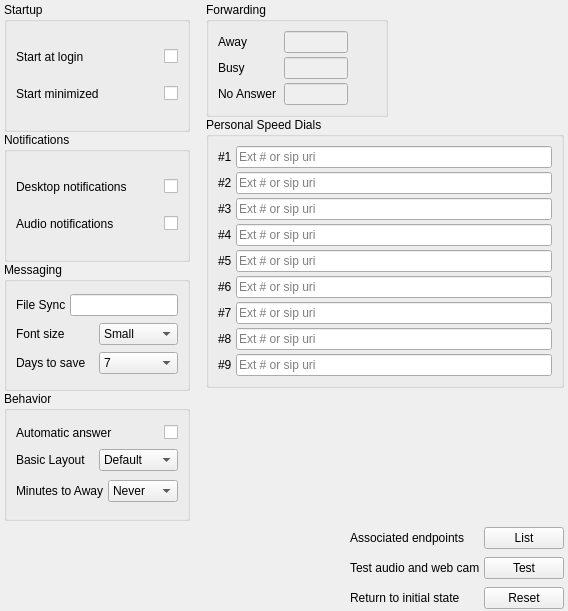
Above: Desktop/options.ui from dyfet/tycho_sipwitchqt before the change. Below: the same form after it.
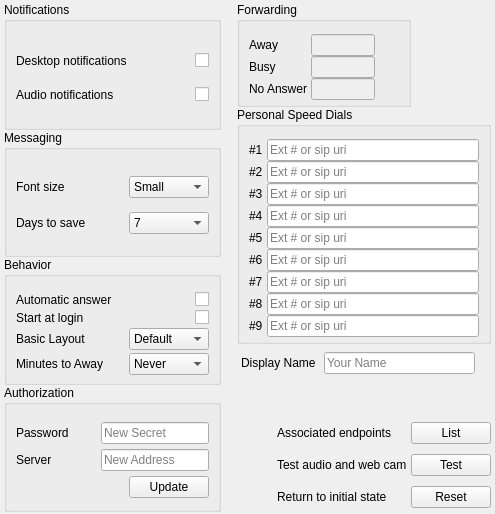
That is the form after the change. Icons and pictures are not drawn.

Commit message: authorization and front end ui improvements

```diff
--- a/Desktop/options.ui
+++ b/Desktop/options.ui
@@ -6,8 +6,8 @@
    <rect>
     <x>0</x>
     <y>0</y>
-    <width>568</width>
-    <height>611</height>
+    <width>495</width>
+    <height>514</height>
    </rect>
   </property>
   <property name="windowTitle">
@@ -29,378 +29,11 @@
    <property name="horizontalSpacing">
     <number>4</number>
    </property>
-   <item row="7" column="0">
-    <layout class="QVBoxLayout" name="verticalLayout_6">
-     <property name="spacing">
-      <number>0</number>
-     </property>
-     <item>
-      <widget class="QGroupBox" name="groupBox">
-       <property name="title">
-        <string>Startup</string>
-       </property>
-       <property name="flat">
-        <bool>true</bool>
-       </property>
-       <layout class="QVBoxLayout" name="verticalLayout">
-        <property name="spacing">
-         <number>4</number>
-        </property>
-        <item>
-         <layout class="QHBoxLayout" name="horizontalLayout_14">
-          <item>
-           <widget class="QLabel" name="label_26">
-            <property name="text">
-             <string>Start at login</string>
-            </property>
-           </widget>
-          </item>
-          <item>
-           <widget class="QCheckBox" name="autoUserStart">
-            <property name="layoutDirection">
-             <enum>Qt::RightToLeft</enum>
-            </property>
-            <property name="text">
-             <string/>
-            </property>
-           </widget>
-          </item>
-         </layout>
-        </item>
-        <item>
-         <layout class="QHBoxLayout" name="horizontalLayout_13">
-          <item>
-           <widget class="QLabel" name="label_25">
-            <property name="text">
-             <string>Start minimized</string>
-            </property>
-           </widget>
-          </item>
-          <item>
-           <widget class="QCheckBox" name="autoMinimized">
-            <property name="layoutDirection">
-             <enum>Qt::RightToLeft</enum>
-            </property>
-            <property name="text">
-             <string/>
-            </property>
-           </widget>
-          </item>
-         </layout>
-        </item>
-       </layout>
-      </widget>
-     </item>
-     <item>
-      <widget class="QGroupBox" name="groupBox_2">
-       <property name="title">
-        <string>Notifications</string>
-       </property>
-       <property name="flat">
-        <bool>true</bool>
-       </property>
-       <layout class="QVBoxLayout" name="verticalLayout_2">
-        <property name="spacing">
-         <number>4</number>
-        </property>
-        <item>
-         <layout class="QHBoxLayout" name="horizontalLayout_12">
-          <item>
-           <widget class="QLabel" name="label_24">
-            <property name="sizePolicy">
-             <sizepolicy hsizetype="Preferred" vsizetype="Minimum">
-              <horstretch>0</horstretch>
-              <verstretch>0</verstretch>
-             </sizepolicy>
-            </property>
-            <property name="text">
-             <string>Desktop notifications</string>
-            </property>
-           </widget>
-          </item>
-          <item>
-           <widget class="QCheckBox" name="desktopNotify">
-            <property name="layoutDirection">
-             <enum>Qt::RightToLeft</enum>
-            </property>
-            <property name="text">
-             <string/>
-            </property>
-           </widget>
-          </item>
-         </layout>
-        </item>
-        <item>
-         <layout class="QHBoxLayout" name="horizontalLayout_11">
-          <item>
-           <widget class="QLabel" name="label_23">
-            <property name="sizePolicy">
-             <sizepolicy hsizetype="Preferred" vsizetype="Minimum">
-              <horstretch>0</horstretch>
-              <verstretch>0</verstretch>
-             </sizepolicy>
-            </property>
-            <property name="text">
-             <string>Audio notifications</string>
-            </property>
-           </widget>
-          </item>
-          <item>
-           <widget class="QCheckBox" name="audioNotify">
-            <property name="layoutDirection">
-             <enum>Qt::RightToLeft</enum>
-            </property>
-            <property name="text">
-             <string/>
-            </property>
-           </widget>
-          </item>
-         </layout>
-        </item>
-       </layout>
-      </widget>
-     </item>
-     <item>
-      <widget class="QGroupBox" name="groupBox_3">
-       <property name="title">
-        <string>Messaging</string>
-       </property>
-       <property name="flat">
-        <bool>true</bool>
-       </property>
-       <layout class="QVBoxLayout" name="verticalLayout_3">
-        <property name="spacing">
-         <number>4</number>
-        </property>
-        <item>
-         <layout class="QHBoxLayout" name="horizontalLayout_7">
-          <item>
-           <widget class="QLabel" name="label_19">
-            <property name="text">
-             <string>File Sync</string>
-            </property>
-           </widget>
-          </item>
-          <item>
-           <widget class="QLineEdit" name="lineEdit_5">
-            <property name="sizePolicy">
-             <sizepolicy hsizetype="Preferred" vsizetype="Fixed">
-              <horstretch>0</horstretch>
-              <verstretch>0</verstretch>
-             </sizepolicy>
-            </property>
-           </widget>
-          </item>
-         </layout>
-        </item>
-        <item>
-         <layout class="QHBoxLayout" name="horizontalLayout_9">
-          <item>
-           <widget class="QLabel" name="label_21">
-            <property name="text">
-             <string>Font size</string>
-            </property>
-           </widget>
-          </item>
-          <item>
-           <widget class="QComboBox" name="comboBox_4">
-            <property name="maximumSize">
-             <size>
-              <width>80</width>
-              <height>16777215</height>
-             </size>
-            </property>
-            <property name="editable">
-             <bool>false</bool>
-            </property>
-            <item>
-             <property name="text">
-              <string>Small</string>
-             </property>
-            </item>
-            <item>
-             <property name="text">
-              <string>Medium</string>
-             </property>
-            </item>
-            <item>
-             <property name="text">
-              <string>Large</string>
-             </property>
-            </item>
-           </widget>
-          </item>
-         </layout>
-        </item>
-        <item>
-         <layout class="QHBoxLayout" name="horizontalLayout">
-          <item>
-           <widget class="QLabel" name="label">
-            <property name="text">
-             <string>Days to save</string>
-            </property>
-           </widget>
-          </item>
-          <item>
-           <widget class="QComboBox" name="comboBox">
-            <property name="sizePolicy">
-             <sizepolicy hsizetype="Minimum" vsizetype="Fixed">
-              <horstretch>0</horstretch>
-              <verstretch>0</verstretch>
-             </sizepolicy>
-            </property>
-            <property name="maximumSize">
-             <size>
-              <width>80</width>
-              <height>16777215</height>
-             </size>
-            </property>
-            <item>
-             <property name="text">
-              <string>7</string>
-             </property>
-            </item>
-            <item>
-             <property name="text">
-              <string>14</string>
-             </property>
-            </item>
-            <item>
-             <property name="text">
-              <string>30</string>
-             </property>
-            </item>
-           </widget>
-          </item>
-         </layout>
-        </item>
-       </layout>
-      </widget>
-     </item>
-     <item>
-      <widget class="QGroupBox" name="groupBox_4">
-       <property name="title">
-        <string>Behavior</string>
-       </property>
-       <property name="flat">
-        <bool>true</bool>
-       </property>
-       <layout class="QVBoxLayout" name="verticalLayout_4">
-        <property name="spacing">
-         <number>4</number>
-        </property>
-        <item>
-         <layout class="QHBoxLayout" name="horizontalLayout_10">
-          <item>
-           <widget class="QLabel" name="label_22">
-            <property name="sizePolicy">
-             <sizepolicy hsizetype="Preferred" vsizetype="Preferred">
-              <horstretch>0</horstretch>
-              <verstretch>0</verstretch>
-             </sizepolicy>
-            </property>
-            <property name="text">
-             <string>Automatic answer</string>
-            </property>
-           </widget>
-          </item>
-          <item>
-           <widget class="QCheckBox" name="checkBox_7">
-            <property name="layoutDirection">
-             <enum>Qt::RightToLeft</enum>
-            </property>
-            <property name="text">
-             <string/>
-            </property>
-           </widget>
-          </item>
-         </layout>
-        </item>
-        <item>
-         <layout class="QHBoxLayout" name="horizontalLayout_8">
-          <item>
-           <widget class="QLabel" name="label_20">
-            <property name="text">
-             <string>Basic Layout</string>
-            </property>
-           </widget>
-          </item>
-          <item>
-           <widget class="QComboBox" name="comboBox_3">
-            <property name="maximumSize">
-             <size>
-              <width>80</width>
-              <height>16777215</height>
-             </size>
-            </property>
-            <item>
-             <property name="text">
-              <string>Default</string>
-             </property>
-            </item>
-           </widget>
-          </item>
-         </layout>
-        </item>
-        <item>
-         <layout class="QHBoxLayout" name="horizontalLayout_3">
-          <item>
-           <widget class="QLabel" name="label_6">
-            <property name="text">
-             <string>Minutes to Away</string>
-            </property>
-           </widget>
-          </item>
-          <item>
-           <widget class="QComboBox" name="comboBox_2">
-            <property name="sizePolicy">
-             <sizepolicy hsizetype="Minimum" vsizetype="Fixed">
-              <horstretch>0</horstretch>
-              <verstretch>0</verstretch>
-             </sizepolicy>
-            </property>
-            <property name="maximumSize">
-             <size>
-              <width>80</width>
-              <height>16777215</height>
-             </size>
-            </property>
-            <item>
-             <property name="text">
-              <string>Never</string>
-             </property>
-            </item>
-            <item>
-             <property name="text">
-              <string>5</string>
-             </property>
-            </item>
-            <item>
-             <property name="text">
-              <string>15</string>
-             </property>
-            </item>
-            <item>
-             <property name="text">
-              <string>30</string>
-             </property>
-            </item>
-            <item>
-             <property name="text">
-              <string>60</string>
-             </property>
-            </item>
-           </widget>
-          </item>
-         </layout>
-        </item>
-       </layout>
-      </widget>
-     </item>
-    </layout>
-   </item>
    <item row="7" column="1">
     <layout class="QVBoxLayout" name="verticalLayout_7">
+     <property name="spacing">
+      <number>0</number>
+     </property>
      <property name="leftMargin">
       <number>12</number>
      </property>
@@ -424,11 +57,17 @@
           <bool>true</bool>
          </property>
          <layout class="QGridLayout" name="gridLayout_2">
+          <property name="topMargin">
+           <number>12</number>
+          </property>
+          <property name="bottomMargin">
+           <number>4</number>
+          </property>
           <property name="horizontalSpacing">
-           <number>8</number>
+           <number>4</number>
           </property>
           <property name="verticalSpacing">
-           <number>4</number>
+           <number>0</number>
           </property>
           <item row="1" column="0">
            <widget class="QLabel" name="label_5">
@@ -636,9 +275,18 @@
           <bool>true</bool>
          </property>
          <layout class="QGridLayout" name="gridLayout_4">
-          <property name="spacing">
+          <property name="topMargin">
+           <number>12</number>
+          </property>
+          <property name="bottomMargin">
            <number>4</number>
           </property>
+          <property name="horizontalSpacing">
+           <number>4</number>
+          </property>
+          <property name="verticalSpacing">
+           <number>0</number>
+          </property>
           <item row="1" column="1">
            <widget class="QLabel" name="label_9">
             <property name="text">
@@ -773,6 +421,39 @@
        </item>
       </layout>
      </item>
+     <item>
+      <layout class="QHBoxLayout" name="horizontalLayout_7">
+       <property name="spacing">
+        <number>8</number>
+       </property>
+       <property name="leftMargin">
+        <number>4</number>
+       </property>
+       <property name="topMargin">
+        <number>8</number>
+       </property>
+       <property name="rightMargin">
+        <number>16</number>
+       </property>
+       <property name="bottomMargin">
+        <number>4</number>
+       </property>
+       <item>
+        <widget class="QLabel" name="label_17">
+         <property name="text">
+          <string>Display Name</string>
+         </property>
+        </widget>
+       </item>
+       <item>
+        <widget class="QLineEdit" name="lineEdit">
+         <property name="placeholderText">
+          <string>Your Name</string>
+         </property>
+        </widget>
+       </item>
+      </layout>
+     </item>
      <item>
       <spacer name="horizontalSpacer">
        <property name="orientation">
@@ -787,74 +468,668 @@
       </spacer>
      </item>
      <item>
-      <spacer name="verticalSpacer_2">
+      <spacer name="verticalSpacer">
        <property name="orientation">
         <enum>Qt::Vertical</enum>
        </property>
+       <property name="sizeType">
+        <enum>QSizePolicy::Preferred</enum>
+       </property>
        <property name="sizeHint" stdset="0">
         <size>
          <width>20</width>
-         <height>0</height>
+         <height>40</height>
         </size>
        </property>
       </spacer>
      </item>
-    </layout>
-   </item>
-   <item row="8" column="1">
-    <layout class="QGridLayout" name="gridLayout_3">
-     <property name="horizontalSpacing">
-      <number>4</number>
-     </property>
-     <property name="verticalSpacing">
-      <number>8</number>
-     </property>
-     <item row="2" column="1">
-      <widget class="QLabel" name="label_7">
-       <property name="text">
-        <string>Test audio and web cam</string>
+     <item>
+      <layout class="QGridLayout" name="gridLayout_3">
+       <property name="horizontalSpacing">
+        <number>4</number>
        </property>
-      </widget>
-     </item>
-     <item row="3" column="1">
-      <layout class="QHBoxLayout" name="horizontalLayout_5">
-       <item>
-        <widget class="QLabel" name="label_2">
-         <property name="text">
-          <string>Return to initial state</string>
-         </property>
-        </widget>
-       </item>
-      </layout>
-     </item>
-     <item row="2" column="2">
-      <widget class="QPushButton" name="testButton">
-       <property name="minimumSize">
-        <size>
-         <width>80</width>
-         <height>0</height>
-        </size>
-       </property>
-       <property name="maximumSize">
-        <size>
-         <width>80</width>
-         <height>16777215</height>
-        </size>
-       </property>
-       <property name="text">
-        <string>Test</string>
-       </property>
-      </widget>
-     </item>
-     <item row="4" column="1">
-      <layout class="QHBoxLayout" name="horizontalLayout_2">
-       <property name="spacing">
+       <property name="verticalSpacing">
         <number>6</number>
        </property>
+       <item row="0" column="0">
+        <spacer name="horizontalSpacer_4">
+         <property name="orientation">
+          <enum>Qt::Horizontal</enum>
+         </property>
+         <property name="sizeHint" stdset="0">
+          <size>
+           <width>40</width>
+           <height>0</height>
+          </size>
+         </property>
+        </spacer>
+       </item>
+       <item row="4" column="2">
+        <widget class="QPushButton" name="resetButton">
+         <property name="minimumSize">
+          <size>
+           <width>80</width>
+           <height>0</height>
+          </size>
+         </property>
+         <property name="maximumSize">
+          <size>
+           <width>80</width>
+           <height>16777215</height>
+          </size>
+         </property>
+         <property name="text">
+          <string>Reset</string>
+         </property>
+        </widget>
+       </item>
+       <item row="2" column="2">
+        <widget class="QPushButton" name="listButton">
+         <property name="minimumSize">
+          <size>
+           <width>80</width>
+           <height>0</height>
+          </size>
+         </property>
+         <property name="maximumSize">
+          <size>
+           <width>80</width>
+           <height>16777215</height>
+          </size>
+         </property>
+         <property name="text">
+          <string>List</string>
+         </property>
+        </widget>
+       </item>
+       <item row="2" column="1">
+        <widget class="QLabel" name="label_18">
+         <property name="text">
+          <string>Associated endpoints</string>
+         </property>
+        </widget>
+       </item>
+       <item row="0" column="1">
+        <spacer name="verticalSpacer_3">
+         <property name="orientation">
+          <enum>Qt::Vertical</enum>
+         </property>
+         <property name="sizeType">
+          <enum>QSizePolicy::Preferred</enum>
+         </property>
+         <property name="sizeHint" stdset="0">
+          <size>
+           <width>20</width>
+           <height>0</height>
+          </size>
+         </property>
+        </spacer>
+       </item>
+       <item row="5" column="1">
+        <layout class="QHBoxLayout" name="horizontalLayout_2">
+         <property name="spacing">
+          <number>6</number>
+         </property>
+        </layout>
+       </item>
+       <item row="3" column="2">
+        <widget class="QPushButton" name="testButton">
+         <property name="minimumSize">
+          <size>
+           <width>80</width>
+           <height>0</height>
+          </size>
+         </property>
+         <property name="maximumSize">
+          <size>
+           <width>80</width>
+           <height>16777215</height>
+          </size>
+         </property>
+         <property name="text">
+          <string>Test</string>
+         </property>
+        </widget>
+       </item>
+       <item row="4" column="1">
+        <layout class="QHBoxLayout" name="horizontalLayout_5">
+         <item>
+          <widget class="QLabel" name="label_2">
+           <property name="text">
+            <string>Return to initial state</string>
+           </property>
+          </widget>
+         </item>
+        </layout>
+       </item>
+       <item row="3" column="1">
+        <widget class="QLabel" name="label_7">
+         <property name="text">
+          <string>Test audio and web cam</string>
+         </property>
+        </widget>
+       </item>
+       <item row="1" column="1">
+        <spacer name="verticalSpacer_2">
+         <property name="orientation">
+          <enum>Qt::Vertical</enum>
+         </property>
+         <property name="sizeType">
+          <enum>QSizePolicy::Preferred</enum>
+         </property>
+         <property name="sizeHint" stdset="0">
+          <size>
+           <width>20</width>
+           <height>0</height>
+          </size>
+         </property>
+        </spacer>
+       </item>
       </layout>
      </item>
-     <item row="0" column="1">
-      <spacer name="verticalSpacer_3">
+    </layout>
+   </item>
+   <item row="7" column="0">
+    <layout class="QVBoxLayout" name="verticalLayout_6">
+     <property name="spacing">
+      <number>0</number>
+     </property>
+     <item>
+      <widget class="QGroupBox" name="groupBox_2">
+       <property name="title">
+        <string>Notifications</string>
+       </property>
+       <property name="flat">
+        <bool>true</bool>
+       </property>
+       <layout class="QVBoxLayout" name="verticalLayout_2">
+        <property name="spacing">
+         <number>0</number>
+        </property>
+        <property name="topMargin">
+         <number>12</number>
+        </property>
+        <property name="bottomMargin">
+         <number>4</number>
+        </property>
+        <item>
+         <layout class="QHBoxLayout" name="horizontalLayout_12">
+          <item>
+           <widget class="QLabel" name="label_24">
+            <property name="sizePolicy">
+             <sizepolicy hsizetype="Preferred" vsizetype="Minimum">
+              <horstretch>0</horstretch>
+              <verstretch>0</verstretch>
+             </sizepolicy>
+            </property>
+            <property name="text">
+             <string>Desktop notifications</string>
+            </property>
+           </widget>
+          </item>
+          <item>
+           <widget class="QCheckBox" name="desktopNotify">
+            <property name="layoutDirection">
+             <enum>Qt::RightToLeft</enum>
+            </property>
+            <property name="text">
+             <string/>
+            </property>
+           </widget>
+          </item>
+         </layout>
+        </item>
+        <item>
+         <layout class="QHBoxLayout" name="horizontalLayout_11">
+          <item>
+           <widget class="QLabel" name="label_23">
+            <property name="sizePolicy">
+             <sizepolicy hsizetype="Preferred" vsizetype="Minimum">
+              <horstretch>0</horstretch>
+              <verstretch>0</verstretch>
+             </sizepolicy>
+            </property>
+            <property name="text">
+             <string>Audio notifications</string>
+            </property>
+           </widget>
+          </item>
+          <item>
+           <widget class="QCheckBox" name="audioNotify">
+            <property name="layoutDirection">
+             <enum>Qt::RightToLeft</enum>
+            </property>
+            <property name="text">
+             <string/>
+            </property>
+           </widget>
+          </item>
+         </layout>
+        </item>
+       </layout>
+      </widget>
+     </item>
+     <item>
+      <widget class="QGroupBox" name="groupBox_3">
+       <property name="title">
+        <string>Messaging</string>
+       </property>
+       <property name="flat">
+        <bool>true</bool>
+       </property>
+       <layout class="QVBoxLayout" name="verticalLayout_3">
+        <property name="spacing">
+         <number>0</number>
+        </property>
+        <property name="topMargin">
+         <number>12</number>
+        </property>
+        <property name="bottomMargin">
+         <number>4</number>
+        </property>
+        <item>
+         <layout class="QHBoxLayout" name="horizontalLayout_9">
+          <item>
+           <widget class="QLabel" name="label_21">
+            <property name="text">
+             <string>Font size</string>
+            </property>
+           </widget>
+          </item>
+          <item>
+           <widget class="QComboBox" name="comboBox_4">
+            <property name="maximumSize">
+             <size>
+              <width>80</width>
+              <height>16777215</height>
+             </size>
+            </property>
+            <property name="editable">
+             <bool>false</bool>
+            </property>
+            <item>
+             <property name="text">
+              <string>Small</string>
+             </property>
+            </item>
+            <item>
+             <property name="text">
+              <string>Medium</string>
+             </property>
+            </item>
+            <item>
+             <property name="text">
+              <string>Large</string>
+             </property>
+            </item>
+           </widget>
+          </item>
+         </layout>
+        </item>
+        <item>
+         <layout class="QHBoxLayout" name="horizontalLayout">
+          <item>
+           <widget class="QLabel" name="label">
+            <property name="text">
+             <string>Days to save</string>
+            </property>
+           </widget>
+          </item>
+          <item>
+           <widget class="QComboBox" name="comboBox">
+            <property name="sizePolicy">
+             <sizepolicy hsizetype="Minimum" vsizetype="Fixed">
+              <horstretch>0</horstretch>
+              <verstretch>0</verstretch>
+             </sizepolicy>
+            </property>
+            <property name="maximumSize">
+             <size>
+              <width>80</width>
+              <height>16777215</height>
+             </size>
+            </property>
+            <item>
+             <property name="text">
+              <string>7</string>
+             </property>
+            </item>
+            <item>
+             <property name="text">
+              <string>14</string>
+             </property>
+            </item>
+            <item>
+             <property name="text">
+              <string>30</string>
+             </property>
+            </item>
+           </widget>
+          </item>
+         </layout>
+        </item>
+       </layout>
+      </widget>
+     </item>
+     <item>
+      <widget class="QGroupBox" name="groupBox_4">
+       <property name="title">
+        <string>Behavior</string>
+       </property>
+       <property name="flat">
+        <bool>true</bool>
+       </property>
+       <layout class="QVBoxLayout" name="verticalLayout_4">
+        <property name="spacing">
+         <number>0</number>
+        </property>
+        <property name="topMargin">
+         <number>12</number>
+        </property>
+        <property name="bottomMargin">
+         <number>4</number>
+        </property>
+        <item>
+         <layout class="QHBoxLayout" name="horizontalLayout_10">
+          <item>
+           <widget class="QLabel" name="label_22">
+            <property name="sizePolicy">
+             <sizepolicy hsizetype="Preferred" vsizetype="Preferred">
+              <horstretch>0</horstretch>
+              <verstretch>0</verstretch>
+             </sizepolicy>
+            </property>
+            <property name="text">
+             <string>Automatic answer</string>
+            </property>
+           </widget>
+          </item>
+          <item>
+           <widget class="QCheckBox" name="checkBox_7">
+            <property name="layoutDirection">
+             <enum>Qt::RightToLeft</enum>
+            </property>
+            <property name="text">
+             <string/>
+            </property>
+           </widget>
+          </item>
+         </layout>
+        </item>
+        <item>
+         <layout class="QHBoxLayout" name="horizontalLayout_14">
+          <item>
+           <widget class="QLabel" name="label_26">
+            <property name="text">
+             <string>Start at login</string>
+            </property>
+           </widget>
+          </item>
+          <item>
+           <widget class="QCheckBox" name="autoUserStart">
+            <property name="layoutDirection">
+             <enum>Qt::RightToLeft</enum>
+            </property>
+            <property name="text">
+             <string/>
+            </property>
+           </widget>
+          </item>
+         </layout>
+        </item>
+        <item>
+         <layout class="QHBoxLayout" name="horizontalLayout_8">
+          <item>
+           <widget class="QLabel" name="label_20">
+            <property name="text">
+             <string>Basic Layout</string>
+            </property>
+           </widget>
+          </item>
+          <item>
+           <widget class="QComboBox" name="comboBox_3">
+            <property name="maximumSize">
+             <size>
+              <width>80</width>
+              <height>16777215</height>
+             </size>
+            </property>
+            <item>
+             <property name="text">
+              <string>Default</string>
+             </property>
+            </item>
+           </widget>
+          </item>
+         </layout>
+        </item>
+        <item>
+         <layout class="QHBoxLayout" name="horizontalLayout_3">
+          <item>
+           <widget class="QLabel" name="label_6">
+            <property name="text">
+             <string>Minutes to Away</string>
+            </property>
+           </widget>
+          </item>
+          <item>
+           <widget class="QComboBox" name="comboBox_2">
+            <property name="sizePolicy">
+             <sizepolicy hsizetype="Minimum" vsizetype="Fixed">
+              <horstretch>0</horstretch>
+              <verstretch>0</verstretch>
+             </sizepolicy>
+            </property>
+            <property name="maximumSize">
+             <size>
+              <width>80</width>
+              <height>16777215</height>
+             </size>
+            </property>
+            <item>
+             <property name="text">
+              <string>Never</string>
+             </property>
+            </item>
+            <item>
+             <property name="text">
+              <string>5</string>
+             </property>
+            </item>
+            <item>
+             <property name="text">
+              <string>15</string>
+             </property>
+            </item>
+            <item>
+             <property name="text">
+              <string>30</string>
+             </property>
+            </item>
+            <item>
+             <property name="text">
+              <string>60</string>
+             </property>
+            </item>
+           </widget>
+          </item>
+         </layout>
+        </item>
+       </layout>
+      </widget>
+     </item>
+     <item>
+      <widget class="QGroupBox" name="creds">
+       <property name="title">
+        <string>Authorization</string>
+       </property>
+       <property name="flat">
+        <bool>true</bool>
+       </property>
+       <layout class="QVBoxLayout" name="verticalLayout_5">
+        <property name="spacing">
+         <number>0</number>
+        </property>
+        <property name="topMargin">
+         <number>12</number>
+        </property>
+        <property name="bottomMargin">
+         <number>4</number>
+        </property>
+        <item>
+         <layout class="QHBoxLayout" name="horizontalLayout_16">
+          <item>
+           <widget class="QLabel" name="label_27">
+            <property name="minimumSize">
+             <size>
+              <width>64</width>
+              <height>0</height>
+             </size>
+            </property>
+            <property name="maximumSize">
+             <size>
+              <width>16777215</width>
+              <height>16777215</height>
+             </size>
+            </property>
+            <property name="text">
+             <string>Password</string>
+            </property>
+           </widget>
+          </item>
+          <item>
+           <widget class="QLineEdit" name="secret">
+            <property name="sizePolicy">
+             <sizepolicy hsizetype="Preferred" vsizetype="Fixed">
+              <horstretch>0</horstretch>
+              <verstretch>0</verstretch>
+             </sizepolicy>
+            </property>
+            <property name="maximumSize">
+             <size>
+              <width>16777215</width>
+              <height>16777215</height>
+             </size>
+            </property>
+            <property name="echoMode">
+             <enum>QLineEdit::Password</enum>
+            </property>
+            <property name="placeholderText">
+             <string>New Secret</string>
+            </property>
+           </widget>
+          </item>
+         </layout>
+        </item>
+        <item>
+         <layout class="QHBoxLayout" name="horizontalLayout_17">
+          <item>
+           <widget class="QLabel" name="label_28">
+            <property name="sizePolicy">
+             <sizepolicy hsizetype="Preferred" vsizetype="Preferred">
+              <horstretch>0</horstretch>
+              <verstretch>0</verstretch>
+             </sizepolicy>
+            </property>
+            <property name="minimumSize">
+             <size>
+              <width>64</width>
+              <height>0</height>
+             </size>
+            </property>
+            <property name="maximumSize">
+             <size>
+              <width>16777215</width>
+              <height>16777215</height>
+             </size>
+            </property>
+            <property name="text">
+             <string>Server</string>
+            </property>
+           </widget>
+          </item>
+          <item>
+           <widget class="QLineEdit" name="server">
+            <property name="sizePolicy">
+             <sizepolicy hsizetype="Preferred" vsizetype="Fixed">
+              <horstretch>0</horstretch>
+              <verstretch>0</verstretch>
+             </sizepolicy>
+            </property>
+            <property name="placeholderText">
+             <string>New Address</string>
+            </property>
+           </widget>
+          </item>
+         </layout>
+        </item>
+        <item>
+         <layout class="QHBoxLayout" name="horizontalLayout_15">
+          <property name="spacing">
+           <number>0</number>
+          </property>
+          <item>
+           <widget class="QPushButton" name="pushButton_5">
+            <property name="sizePolicy">
+             <sizepolicy hsizetype="Minimum" vsizetype="Minimum">
+              <horstretch>0</horstretch>
+              <verstretch>0</verstretch>
+             </sizepolicy>
+            </property>
+            <property name="maximumSize">
+             <size>
+              <width>20</width>
+              <height>20</height>
+             </size>
+            </property>
+            <property name="text">
+             <string/>
+            </property>
+            <property name="icon">
+             <iconset resource="../Resources/desktop.qrc">
+              <normaloff>:/icons/locked.png</normaloff>:/icons/locked.png</iconset>
+            </property>
+            <property name="flat">
+             <bool>true</bool>
+            </property>
+           </widget>
+          </item>
+          <item>
+           <spacer name="horizontalSpacer_2">
+            <property name="orientation">
+             <enum>Qt::Horizontal</enum>
+            </property>
+            <property name="sizeType">
+             <enum>QSizePolicy::MinimumExpanding</enum>
+            </property>
+            <property name="sizeHint" stdset="0">
+             <size>
+              <width>0</width>
+              <height>20</height>
+             </size>
+            </property>
+           </spacer>
+          </item>
+          <item>
+           <widget class="QPushButton" name="pushButton">
+            <property name="maximumSize">
+             <size>
+              <width>80</width>
+              <height>16777215</height>
+             </size>
+            </property>
+            <property name="text">
+             <string>Update</string>
+            </property>
+           </widget>
+          </item>
+         </layout>
+        </item>
+       </layout>
+      </widget>
+     </item>
+     <item>
+      <spacer name="leftspacer">
        <property name="orientation">
         <enum>Qt::Vertical</enum>
        </property>
@@ -869,82 +1144,8 @@
        </property>
       </spacer>
      </item>
-     <item row="1" column="1">
-      <widget class="QLabel" name="label_18">
-       <property name="text">
-        <string>Associated endpoints</string>
-       </property>
-      </widget>
-     </item>
-     <item row="1" column="2">
-      <widget class="QPushButton" name="listButton">
-       <property name="minimumSize">
-        <size>
-         <width>80</width>
-         <height>0</height>
-        </size>
-       </property>
-       <property name="maximumSize">
-        <size>
-         <width>80</width>
-         <height>16777215</height>
-        </size>
-       </property>
-       <property name="text">
-        <string>List</string>
-       </property>
-      </widget>
-     </item>
-     <item row="3" column="2">
-      <widget class="QPushButton" name="resetButton">
-       <property name="minimumSize">
-        <size>
-         <width>80</width>
-         <height>0</height>
-        </size>
-       </property>
-       <property name="maximumSize">
-        <size>
-         <width>80</width>
-         <height>16777215</height>
-        </size>
-       </property>
-       <property name="text">
-        <string>Reset</string>
-       </property>
-      </widget>
-     </item>
-     <item row="0" column="0">
-      <spacer name="horizontalSpacer_4">
-       <property name="orientation">
-        <enum>Qt::Horizontal</enum>
-       </property>
-       <property name="sizeHint" stdset="0">
-        <size>
-         <width>40</width>
-         <height>0</height>
-        </size>
-       </property>
-      </spacer>
-     </item>
     </layout>
    </item>
-   <item row="8" column="0">
-    <spacer name="verticalSpacer">
-     <property name="orientation">
-      <enum>Qt::Vertical</enum>
-     </property>
-     <property name="sizeType">
-      <enum>QSizePolicy::Preferred</enum>
-     </property>
-     <property name="sizeHint" stdset="0">
-      <size>
-       <width>20</width>
-       <height>0</height>
-      </size>
-     </property>
-    </spacer>
-   </item>
   </layout>
  </widget>
  <tabstops>
```
Left out of the diff: 8 changed lines with no effect on the pictures. The commit also changes 15 other files.
